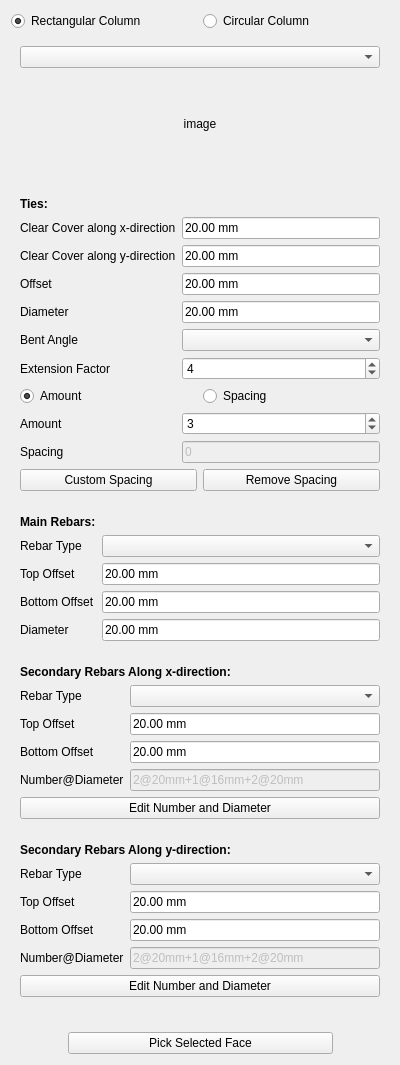
amrit3701/FreeCAD-Reinforcement, file ColumnReinforcement/ColumnReinforcement.ui: the form before one commit.
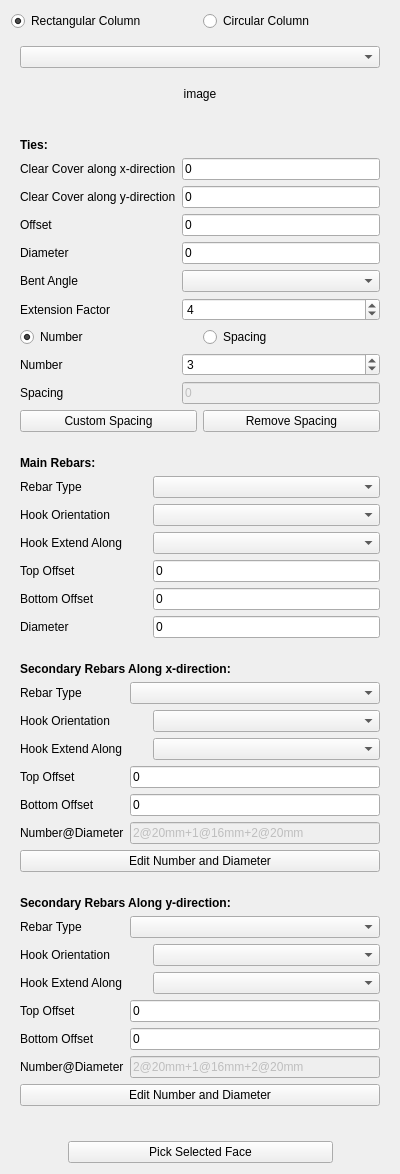
The form after the commit. Custom widgets are drawn as their Qt base class.

Commit message:
Add orientation for LShapeRebar to UI
Changes:
- Add "Hook Orientation" field for LShapeRebar to UI
- Add "Hook Extend Along" field for LShapeRebar to UI
- Create required functions for handling them
- Change variable name "amount" to "number" for tie
- Add docstrings for functions

Diff of the .ui file:
```diff
--- a/ColumnReinforcement/ColumnReinforcement.ui
+++ b/ColumnReinforcement/ColumnReinforcement.ui
@@ -7,7 +7,7 @@
     <x>0</x>
     <y>0</y>
     <width>400</width>
-    <height>1065</height>
+    <height>1174</height>
    </rect>
   </property>
   <property name="windowTitle">
@@ -32,6 +32,12 @@
       </item>
       <item row="1" column="0">
        <widget class="QLabel" name="mainRebarTypeLabel">
+        <property name="minimumSize">
+         <size>
+          <width>127</width>
+          <height>0</height>
+         </size>
+        </property>
         <property name="text">
          <string>Rebar Type</string>
         </property>
@@ -47,57 +53,113 @@
         </property>
        </widget>
       </item>
-      <item row="2" column="0">
+      <item row="3" column="0">
        <widget class="QLabel" name="mainRebarTopOffsetLabel">
         <property name="text">
          <string>Top Offset</string>
         </property>
        </widget>
       </item>
-      <item row="2" column="1">
+      <item row="3" column="1">
        <widget class="Gui::InputField" name="mainRebarTopOffset">
         <property name="text">
-         <string>20.00 mm</string>
+         <string>0 </string>
         </property>
         <property name="unit" stdset="0">
          <string notr="true"/>
         </property>
        </widget>
       </item>
-      <item row="3" column="0">
+      <item row="4" column="0">
        <widget class="QLabel" name="mainRebarBottomOffsetLabel">
         <property name="text">
          <string>Bottom Offset</string>
         </property>
        </widget>
       </item>
-      <item row="3" column="1">
+      <item row="4" column="1">
        <widget class="Gui::InputField" name="mainRebarBottomOffset">
         <property name="text">
-         <string>20.00 mm</string>
+         <string>0 </string>
         </property>
         <property name="unit" stdset="0">
          <string notr="true"/>
         </property>
        </widget>
       </item>
-      <item row="4" column="0">
+      <item row="5" column="0">
        <widget class="QLabel" name="mainRebarDiameterLabel">
+        <property name="minimumSize">
+         <size>
+          <width>0</width>
+          <height>0</height>
+         </size>
+        </property>
         <property name="text">
          <string>Diameter</string>
         </property>
        </widget>
       </item>
-      <item row="4" column="1">
+      <item row="5" column="1">
        <widget class="Gui::InputField" name="mainRebarDiameter">
         <property name="text">
-         <string>20.00 mm</string>
+         <string>0 </string>
         </property>
         <property name="unit" stdset="0">
          <string notr="true"/>
         </property>
        </widget>
       </item>
+      <item row="2" column="0" colspan="2">
+       <widget class="QWidget" name="mainRebarOrientationWidget" native="true">
+        <layout class="QGridLayout" name="gridLayout_2">
+         <property name="leftMargin">
+          <number>0</number>
+         </property>
+         <property name="topMargin">
+          <number>0</number>
+         </property>
+         <property name="rightMargin">
+          <number>0</number>
+         </property>
+         <property name="bottomMargin">
+          <number>0</number>
+         </property>
+         <item row="0" column="0">
+          <widget class="QLabel" name="mainRebarHookOrientationLabel">
+           <property name="sizePolicy">
+            <sizepolicy hsizetype="Fixed" vsizetype="Preferred">
+             <horstretch>0</horstretch>
+             <verstretch>0</verstretch>
+            </sizepolicy>
+           </property>
+           <property name="minimumSize">
+            <size>
+             <width>127</width>
+             <height>0</height>
+            </size>
+           </property>
+           <property name="text">
+            <string>Hook Orientation</string>
+           </property>
+          </widget>
+         </item>
+         <item row="0" column="1">
+          <widget class="Gui::PrefComboBox" name="mainRebarHookOrientation"/>
+         </item>
+         <item row="1" column="0">
+          <widget class="QLabel" name="mainRebarHookExtendAlongLabel">
+           <property name="text">
+            <string>Hook Extend Along</string>
+           </property>
+          </widget>
+         </item>
+         <item row="1" column="1">
+          <widget class="Gui::PrefComboBox" name="mainRebarHookExtendAlong"/>
+         </item>
+        </layout>
+       </widget>
+      </item>
      </layout>
     </widget>
    </item>
@@ -170,48 +232,98 @@
         </property>
        </widget>
       </item>
-      <item row="2" column="0">
+      <item row="2" column="0" colspan="2">
+       <widget class="QWidget" name="y_dirRebarOrientationWidget" native="true">
+        <layout class="QGridLayout" name="gridLayout_4">
+         <property name="leftMargin">
+          <number>0</number>
+         </property>
+         <property name="topMargin">
+          <number>0</number>
+         </property>
+         <property name="rightMargin">
+          <number>0</number>
+         </property>
+         <property name="bottomMargin">
+          <number>0</number>
+         </property>
+         <item row="0" column="0">
+          <widget class="QLabel" name="y_dirRebarHookOrientationLabel">
+           <property name="sizePolicy">
+            <sizepolicy hsizetype="Fixed" vsizetype="Preferred">
+             <horstretch>0</horstretch>
+             <verstretch>0</verstretch>
+            </sizepolicy>
+           </property>
+           <property name="minimumSize">
+            <size>
+             <width>127</width>
+             <height>0</height>
+            </size>
+           </property>
+           <property name="text">
+            <string>Hook Orientation</string>
+           </property>
+          </widget>
+         </item>
+         <item row="0" column="1">
+          <widget class="Gui::PrefComboBox" name="y_dirRebarHookOrientation"/>
+         </item>
+         <item row="1" column="0">
+          <widget class="QLabel" name="y_dirRebarHookExtendAlongLabel">
+           <property name="text">
+            <string>Hook Extend Along</string>
+           </property>
+          </widget>
+         </item>
+         <item row="1" column="1">
+          <widget class="Gui::PrefComboBox" name="y_dirRebarHookExtendAlong"/>
+         </item>
+        </layout>
+       </widget>
+      </item>
+      <item row="3" column="0">
        <widget class="QLabel" name="y_dirRebarTopOffsetLabel">
         <property name="text">
          <string>Top Offset</string>
         </property>
        </widget>
       </item>
-      <item row="2" column="1">
+      <item row="3" column="1">
        <widget class="Gui::InputField" name="y_dirRebarTopOffset">
         <property name="text">
-         <string>20.00 mm</string>
+         <string>0 </string>
         </property>
         <property name="unit" stdset="0">
          <string notr="true"/>
         </property>
        </widget>
       </item>
-      <item row="3" column="0">
+      <item row="4" column="0">
        <widget class="QLabel" name="y_dirRebarBottomOffsetLabel">
         <property name="text">
          <string>Bottom Offset</string>
         </property>
        </widget>
       </item>
-      <item row="3" column="1">
+      <item row="4" column="1">
        <widget class="Gui::InputField" name="y_dirRebarBottomOffset">
         <property name="text">
-         <string>20.00 mm</string>
+         <string>0 </string>
         </property>
         <property name="unit" stdset="0">
          <string notr="true"/>
         </property>
        </widget>
       </item>
-      <item row="4" column="0">
+      <item row="5" column="0">
        <widget class="QLabel" name="y_dirNumberDiameterLabel">
         <property name="text">
          <string>Number@Diameter</string>
         </property>
        </widget>
       </item>
-      <item row="4" column="1">
+      <item row="5" column="1">
        <widget class="Gui::PrefLineEdit" name="y_dirNumberDiameter">
         <property name="enabled">
          <bool>false</bool>
@@ -224,7 +336,7 @@
         </property>
        </widget>
       </item>
-      <item row="5" column="0" colspan="2">
+      <item row="6" column="0" colspan="2">
        <widget class="QPushButton" name="y_dirEditNumberDiameter">
         <property name="text">
          <string>Edit Number and Diameter</string>
@@ -322,48 +434,98 @@
         </property>
        </widget>
       </item>
-      <item row="2" column="0">
+      <item row="2" column="0" colspan="2">
+       <widget class="QWidget" name="x_dirRebarOrientationWidget" native="true">
+        <layout class="QGridLayout" name="gridLayout_3">
+         <property name="leftMargin">
+          <number>0</number>
+         </property>
+         <property name="topMargin">
+          <number>0</number>
+         </property>
+         <property name="rightMargin">
+          <number>0</number>
+         </property>
+         <property name="bottomMargin">
+          <number>0</number>
+         </property>
+         <item row="0" column="0">
+          <widget class="QLabel" name="x_dirRebarHookOrientationLabel">
+           <property name="sizePolicy">
+            <sizepolicy hsizetype="Fixed" vsizetype="Preferred">
+             <horstretch>0</horstretch>
+             <verstretch>0</verstretch>
+            </sizepolicy>
+           </property>
+           <property name="minimumSize">
+            <size>
+             <width>127</width>
+             <height>0</height>
+            </size>
+           </property>
+           <property name="text">
+            <string>Hook Orientation</string>
+           </property>
+          </widget>
+         </item>
+         <item row="0" column="1">
+          <widget class="Gui::PrefComboBox" name="x_dirRebarHookOrientation"/>
+         </item>
+         <item row="1" column="0">
+          <widget class="QLabel" name="x_dirRebarHookExtendAlongLabel">
+           <property name="text">
+            <string>Hook Extend Along</string>
+           </property>
+          </widget>
+         </item>
+         <item row="1" column="1">
+          <widget class="Gui::PrefComboBox" name="x_dirRebarHookExtendAlong"/>
+         </item>
+        </layout>
+       </widget>
+      </item>
+      <item row="3" column="0">
        <widget class="QLabel" name="x_dirRebarTopOffsetLabel">
         <property name="text">
          <string>Top Offset</string>
         </property>
        </widget>
       </item>
-      <item row="2" column="1">
+      <item row="3" column="1">
        <widget class="Gui::InputField" name="x_dirRebarTopOffset">
         <property name="text">
-         <string>20.00 mm</string>
+         <string>0 </string>
         </property>
         <property name="unit" stdset="0">
          <string notr="true"/>
         </property>
        </widget>
       </item>
-      <item row="3" column="0">
+      <item row="4" column="0">
        <widget class="QLabel" name="x_dirRebarBottomOffsetLabel">
         <property name="text">
          <string>Bottom Offset</string>
         </property>
        </widget>
       </item>
-      <item row="3" column="1">
+      <item row="4" column="1">
        <widget class="Gui::InputField" name="x_dirRebarBottomOffset">
         <property name="text">
-         <string>20.00 mm</string>
+         <string>0 </string>
         </property>
         <property name="unit" stdset="0">
          <string notr="true"/>
         </property>
        </widget>
       </item>
-      <item row="4" column="0">
+      <item row="5" column="0">
        <widget class="QLabel" name="x_dirNumberDiameterLabel">
         <property name="text">
          <string>Number@Diameter</string>
         </property>
        </widget>
       </item>
-      <item row="4" column="1">
+      <item row="5" column="1">
        <widget class="Gui::PrefLineEdit" name="x_dirNumberDiameter">
         <property name="enabled">
          <bool>false</bool>
@@ -376,7 +538,7 @@
         </property>
        </widget>
       </item>
-      <item row="5" column="0" colspan="2">
+      <item row="6" column="0" colspan="2">
        <widget class="QPushButton" name="x_dirEditNumberDiameter">
         <property name="text">
          <string>Edit Number and Diameter</string>
@@ -412,7 +574,7 @@
       <item row="1" column="1">
        <widget class="Gui::InputField" name="x_dirCover">
         <property name="text">
-         <string>20.00 mm</string>
+         <string>0 </string>
         </property>
         <property name="unit" stdset="0">
          <string notr="true"/>
@@ -429,7 +591,7 @@
       <item row="2" column="1">
        <widget class="Gui::InputField" name="y_dirCover">
         <property name="text">
-         <string>20.00 mm</string>
+         <string>0 </string>
         </property>
         <property name="unit" stdset="0">
          <string notr="true"/>
@@ -446,7 +608,7 @@
       <item row="3" column="1">
        <widget class="Gui::InputField" name="tieOffset">
         <property name="text">
-         <string>20.00 mm</string>
+         <string>0 </string>
         </property>
         <property name="unit" stdset="0">
          <string notr="true"/>
@@ -463,7 +625,7 @@
       <item row="4" column="1">
        <widget class="Gui::InputField" name="tieDiameter">
         <property name="text">
-         <string>20.00 mm</string>
+         <string>0 </string>
         </property>
         <property name="unit" stdset="0">
          <string notr="true"/>
@@ -504,12 +666,12 @@
       <item row="8" column="0">
        <widget class="QLabel" name="amountLabel">
         <property name="text">
-         <string>Amount</string>
+         <string>Number</string>
         </property>
        </widget>
       </item>
       <item row="8" column="1">
-       <widget class="Gui::PrefSpinBox" name="amount">
+       <widget class="Gui::PrefSpinBox" name="number">
         <property name="enabled">
          <bool>true</bool>
         </property>
@@ -577,7 +739,7 @@
       <item row="7" column="0" colspan="2">
        <layout class="QHBoxLayout" name="horizontalLayout">
         <item>
-         <widget class="Gui::PrefRadioButton" name="amount_radio">
+         <widget class="Gui::PrefRadioButton" name="number_radio">
           <property name="enabled">
            <bool>true</bool>
           </property>
@@ -585,7 +747,7 @@
            <bool>false</bool>
           </property>
           <property name="text">
-           <string>Amount</string>
+           <string>Number</string>
           </property>
           <property name="checked">
            <bool>true</bool>
```
Left out of the diff: 6 changed lines with no effect on the pictures. The commit also changes 1 other file.
